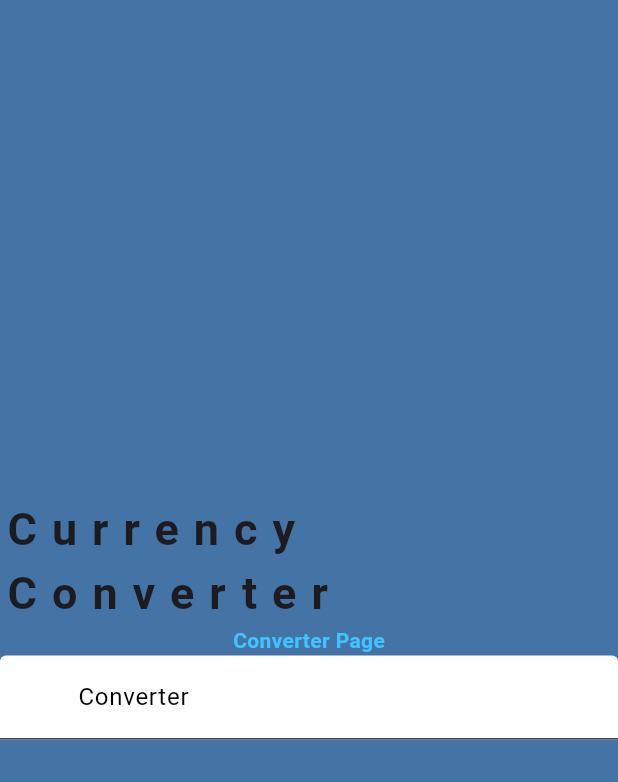
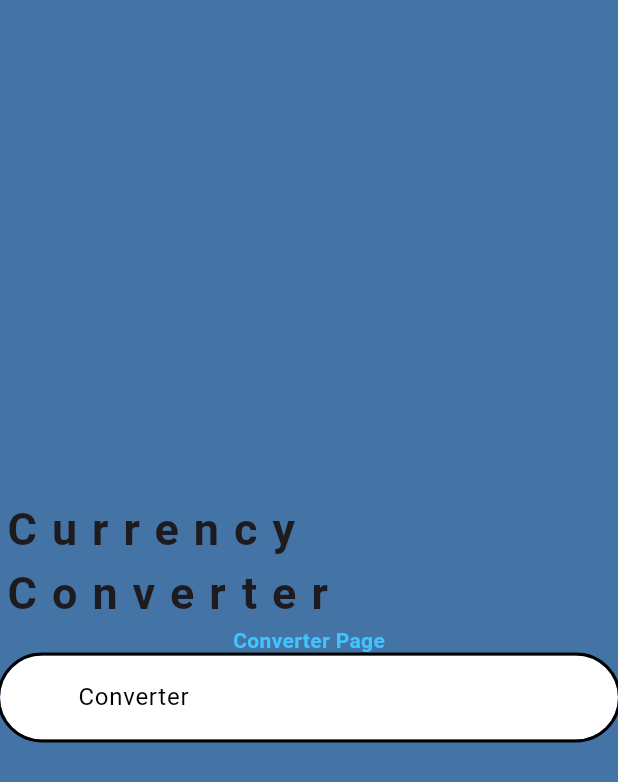
Before and after one commit to House197/Flutter, a Flutter app: the screen it shows after launch, on a phone screen of 412 x 824 dp. Shown: the top 782 px of the screen. Run offline on Flutter 3.47's test engine with Material 3 defaults, Android fonts, the phone set to English and light mode, and no system bars.

Commit message:
Update Flutter notes and style TextInput Widget

```diff
--- a/currency_converter/lib/currency_converter.dart
+++ b/currency_converter/lib/currency_converter.dart
@@ -6,7 +6,19 @@ class CurrencyConverterMaterialPage extends StatelessWidget {
 
   @override
   Widget build(BuildContext context) {
-    return const Scaffold(
+
+    // Se pueden guardar Widgets en variables, lo cual ayuda para un factor comun.
+    final border = OutlineInputBorder(
+                      borderSide: const BorderSide(
+                        color: Colors.black,
+                        width: 2,
+                        style: BorderStyle.solid,
+                        strokeAlign: BorderSide.strokeAlignOutside
+                      ),
+                      borderRadius: BorderRadius.circular(60)
+                    );
+
+    return Scaffold(
       body: ColoredBox(
         color: Colors.blueGrey, // Color de Center
         child: Center(
@@ -16,38 +28,33 @@ class CurrencyConverterMaterialPage extends StatelessWidget {
               mainAxisAlignment: MainAxisAlignment.center,
               crossAxisAlignment: CrossAxisAlignment.center,
               children: [
-                Text('Currency Converter', style: TextStyle(
+                const Text('Currency Converter', style: TextStyle(
                   fontSize: 30,
                   fontWeight: FontWeight.bold,
                   letterSpacing: 10
                 )),
-                Text('Converter Page', style: TextStyle(
+                const Text('Converter Page', style: TextStyle(
                   color: Colors.lightBlueAccent,
                   fontWeight: FontWeight.bold
                 )),
                 TextField(
-                  style: TextStyle(
+                  style: const TextStyle(
                     fontWeight: FontWeight.bold
                   ),
                   decoration: InputDecoration(
-                    label: Text('Converter', style: TextStyle(color: Colors.black)),
+                    label: const Text('Converter', style: TextStyle(color: Colors.black)),
                     hintText: 'Enter the amount to be converted.',
                     prefixText: 'Amount: ',
-                    prefixIcon: Icon(Icons.monetization_on),
+                    prefixIcon: const Icon(Icons.monetization_on),
                     prefixIconColor: Colors.white,
                     fillColor: Colors.white,
                     filled: true,
-                    focusedBorder: OutlineInputBorder(
-                      borderSide: BorderSide(
-                        color: Colors.black,
-                        width: 2,
-                        style: BorderStyle.solid,
-                        strokeAlign: BorderSide.strokeAlignOutside
-                      ),
-                      borderRadius: BorderRadius.horizontal(
-                        left: Radius.circular(60)
-                        )
-                    )
+                    enabledBorder: border,
+                    focusedBorder: border,
+                  ),
+                  keyboardType: const TextInputType.numberWithOptions(
+                    decimal: true,
+                    signed: true
                   ),
                 )
               ],
```
Also changed, not shown: 1 other file.
